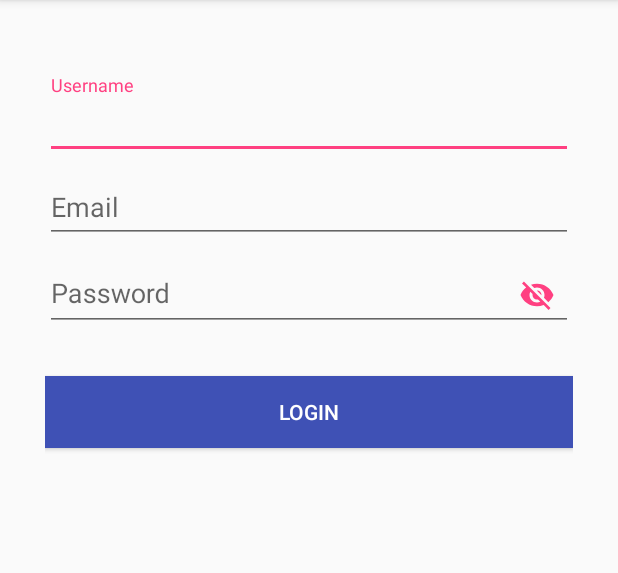
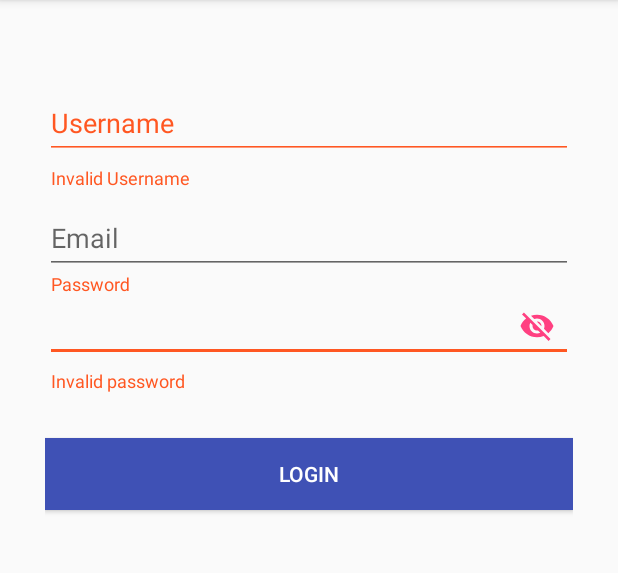
Before and after one commit to aniket91/AndroidFeaturesDemo, an Android app: the screen it shows after launch (LoginActivity), after a tap on "Toggle password visibility", on a phone screen of 412 x 824 dp, the part 84-657 px from its top. Run offline under Robolectric (Android 15) with nearby library versions, the phone set to English and light mode, and no system bars; 1 other tap on this screen came first.

Commit message:
Adding valdiations for input fields

```diff
--- a/app/src/main/java/androidfeaturesdemo/com/osfg/androiddemofeatures/LoginActivity.java
+++ b/app/src/main/java/androidfeaturesdemo/com/osfg/androiddemofeatures/LoginActivity.java
@@ -3,9 +3,16 @@ package androidfeaturesdemo.com.osfg.androiddemofeatures;
 import android.os.Bundle;
 import android.support.annotation.Nullable;
 import android.support.design.widget.TabLayout;
+import android.support.design.widget.TextInputLayout;
 import android.support.v7.app.AppCompatActivity;
 import android.support.v7.widget.Toolbar;
+import android.text.Editable;
+import android.text.TextUtils;
+import android.text.TextWatcher;
 import android.view.View;
+import android.widget.Button;
+import android.widget.EditText;
+import android.widget.Toast;
 
 /**
  * Created by athakur on 4/1/17.
@@ -13,17 +20,126 @@ import android.view.View;
 
 public class LoginActivity extends AppCompatActivity {
 
+    private Toolbar toolbar;
+    private EditText inputUserName, inputEmail, inputPassword;
+    private TextInputLayout inputLayoutUsername, inputLayoutEmail, inputLayoutPassword;
+    private Button loginButton;
+
     @Override
     protected void onCreate(@Nullable Bundle savedInstanceState) {
         super.onCreate(savedInstanceState);
         setContentView(R.layout.loginlayout);
 
         //set the toolbar
-        Toolbar toolbar = (Toolbar)findViewById(R.id.toolbar);
+        toolbar = (Toolbar)findViewById(R.id.toolbar);
         setSupportActionBar(toolbar);
 
         //lets hide the tabs for now. Well add later if required
         TabLayout tabs = (TabLayout)findViewById(R.id.tabs);
         tabs.setVisibility(View.GONE);
+
+        inputLayoutUsername = (TextInputLayout) findViewById(R.id.input_layout_username);
+        inputLayoutEmail = (TextInputLayout) findViewById(R.id.input_layout_email);
+        inputLayoutPassword = (TextInputLayout) findViewById(R.id.input_layout_password);
+
+        inputUserName = (EditText) findViewById(R.id.input_username);
+        inputEmail = (EditText) findViewById(R.id.input_email);
+        inputPassword = (EditText) findViewById(R.id.input_password);
+
+        loginButton = (Button) findViewById(R.id.btn_login);
+
+        inputUserName.addTextChangedListener(new CustomTextWatcher(inputUserName));
+        inputEmail.addTextChangedListener(new CustomTextWatcher(inputEmail));
+        inputPassword.addTextChangedListener(new CustomTextWatcher(inputPassword));
+
+        loginButton.setOnClickListener(new View.OnClickListener() {
+            @Override
+            public void onClick(View view) {
+                if(validateUsername(inputUserName.getText().toString()) && validateEmail(inputEmail.getText().toString()) && validatePassword(inputPassword.getText().toString())) {
+                    Toast.makeText(getApplicationContext(),getString(R.string.welcome_message),Toast.LENGTH_SHORT).show();
+                }
+                else {
+                    Toast.makeText(getApplicationContext(),getString(R.string.error_message),Toast.LENGTH_SHORT).show();
+
+                }
+            }
+        });
+    }
+
+    private boolean validateUsername(String text) {
+        if(TextUtils.isEmpty(text)) {
+            inputLayoutUsername.setError(getString(R.string.error_username));
+            inputUserName.requestFocus();
+            return false;
+        }
+        else {
+            inputLayoutUsername.setErrorEnabled(false);
+        }
+        return true;
+
+    }
+
+    private boolean validateEmail(String text) {
+        if(!isValidEmail(text)) {
+            inputLayoutEmail.setError(getString(R.string.error_email));
+            inputEmail.requestFocus();
+            return false;
+        }
+        else {
+            inputLayoutEmail.setErrorEnabled(false);
+        }
+        return true;
+    }
+
+    private boolean validatePassword(String text) {
+        if(TextUtils.isEmpty(text)) {
+            inputLayoutPassword.setError(getString(R.string.error_password));
+            inputPassword.requestFocus();
+            return false;
+        }
+        else {
+            inputLayoutPassword.setErrorEnabled(false);
+        }
+        return true;
+    }
+
+    private boolean isValidEmail(String email) {
+        return !TextUtils.isEmpty(email) && android.util.Patterns.EMAIL_ADDRESS.matcher(email).matches();
+    }
+
+    private class CustomTextWatcher implements TextWatcher {
+
+        private EditText editText;
+
+        public CustomTextWatcher(EditText editText) {
+            this.editText = editText;
+        }
+
+        @Override
+        public void beforeTextChanged(CharSequence charSequence, int i, int i1, int i2) {
+
+        }
+
+        @Override
+        public void onTextChanged(CharSequence charSequence, int i, int i1, int i2) {
+
+        }
+
+        @Override
+        public void afterTextChanged(Editable editable) {
+            switch(editText.getId()) {
+                case R.id.input_username:
+                    validateUsername(editable.toString());
+                    break;
+                case R.id.input_email :
+                    validateEmail(editable.toString());
+                    break;
+                case R.id.input_password:
+                validatePassword(editable.toString());
+                    break;
+
+            }
+
+        }
     }
 }
--- a/app/src/main/res/values/strings.xml
+++ b/app/src/main/res/values/strings.xml
@@ -7,4 +7,13 @@
     <string name="passwordToggleContentDescription">Toggle password visibility</string>
 
 
+    <string name="error_username">Invalid Username</string>
+    <string name="error_email">Invalid Email</string>
+    <string name="error_password">Invalid password</string>
+
+    <string name="welcome_message">Welcome home sir!</string>
+    <string name="error_message">Woops! Check your inputs.</string>
+
+
+
 </resources>
```
